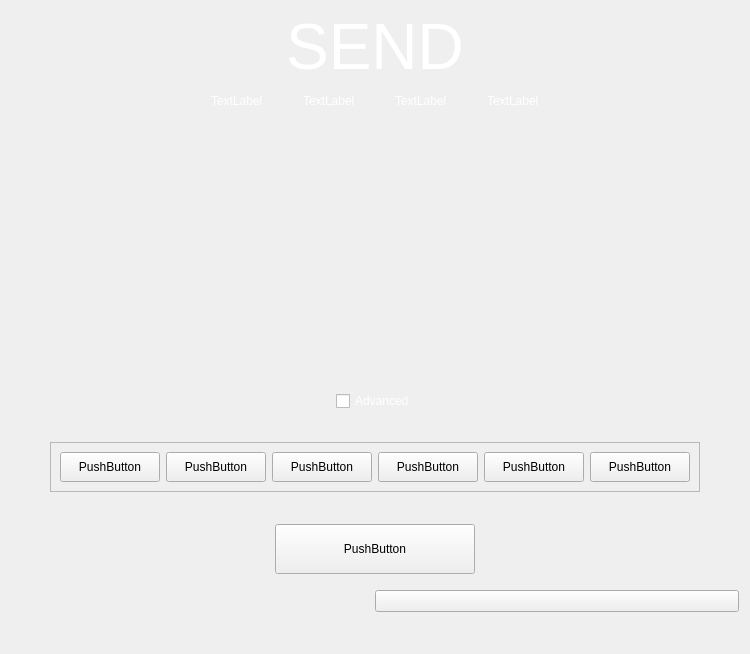
This is src/qt/forms/send.ui in eons-finance/ALQO as Qt 5 draws it before an edit. The edited form follows.
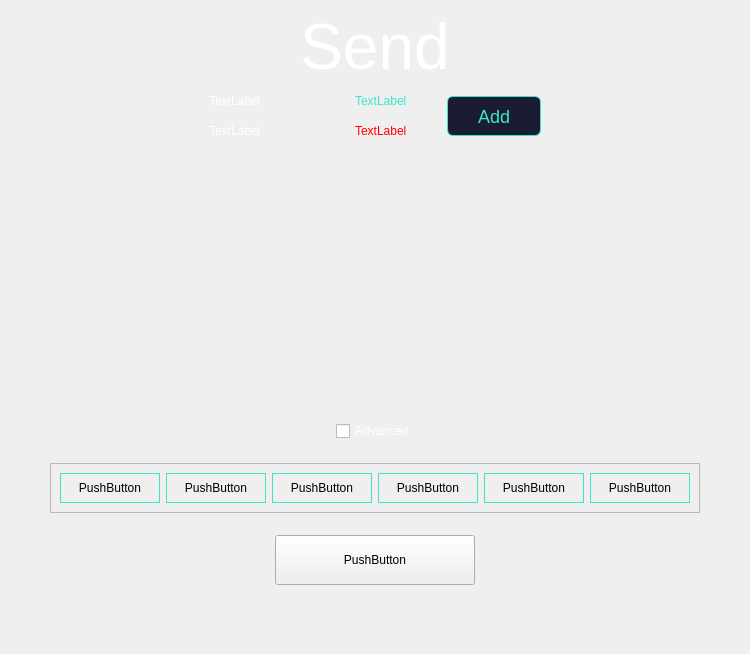
This is the edited form.

Commit message: polish the style and fix some bugs

The edit to the form file:
```diff
--- a/src/qt/forms/send.ui
+++ b/src/qt/forms/send.ui
@@ -13,7 +13,7 @@
   <property name="windowTitle">
    <string>Form</string>
   </property>
-  <layout class="QVBoxLayout" name="verticalLayout_3">
+  <layout class="QHBoxLayout" name="horizontalLayout_9">
    <item>
     <layout class="QVBoxLayout" name="verticalLayout_2">
      <item>
@@ -22,7 +22,7 @@
         <string notr="true">color:white;</string>
        </property>
        <property name="text">
-        <string>&lt;html&gt;&lt;head/&gt;&lt;body&gt;&lt;p align=&quot;center&quot;&gt;&lt;span style=&quot; font-size:48pt;&quot;&gt;SEND&lt;/span&gt;&lt;/p&gt;&lt;/body&gt;&lt;/html&gt;</string>
+        <string>&lt;html&gt;&lt;head/&gt;&lt;body&gt;&lt;p align=&quot;center&quot;&gt;&lt;span style=&quot; font-size:48pt;&quot;&gt;Send&lt;/span&gt;&lt;/p&gt;&lt;/body&gt;&lt;/html&gt;</string>
        </property>
       </widget>
      </item>
@@ -32,7 +32,7 @@
         <number>0</number>
        </property>
        <item>
-        <layout class="QHBoxLayout" name="horizontalLayout_6">
+        <layout class="QHBoxLayout" name="horizontalLayout_33">
          <item>
           <spacer name="horizontalSpacer_9">
            <property name="orientation">
@@ -40,12 +40,17 @@
            </property>
            <property name="sizeHint" stdset="0">
             <size>
-             <width>40</width>
+             <width>100</width>
              <height>20</height>
             </size>
            </property>
           </spacer>
          </item>
+         <item>
+          <layout class="QVBoxLayout" name="verticalLayout_3">
+           <property name="spacing">
+            <number>10</number>
+           </property>
          <item>
           <layout class="QHBoxLayout" name="horizontalLayout_8">
            <item>
@@ -64,7 +69,7 @@
               <enum>Qt::Horizontal</enum>
              </property>
              <property name="sizeType">
-              <enum>QSizePolicy::Preferred</enum>
+                <enum>QSizePolicy::Expanding</enum>
              </property>
              <property name="sizeHint" stdset="0">
               <size>
@@ -77,7 +82,7 @@
            <item>
             <widget class="QLabel" name="labelAmountSend">
              <property name="styleSheet">
-              <string notr="true">color:white;</string>
+                <string notr="true">color: #3de4cd;</string>
              </property>
              <property name="text">
               <string>TextLabel</string>
@@ -86,22 +91,6 @@
            </item>
           </layout>
          </item>
-         <item>
-          <spacer name="horizontalSpacer_15">
-           <property name="orientation">
-            <enum>Qt::Horizontal</enum>
-           </property>
-           <property name="sizeType">
-            <enum>QSizePolicy::Preferred</enum>
-           </property>
-           <property name="sizeHint" stdset="0">
-            <size>
-             <width>40</width>
-             <height>20</height>
-            </size>
-           </property>
-          </spacer>
-         </item>
          <item>
           <layout class="QHBoxLayout" name="horizontalLayout_7">
            <item>
@@ -120,7 +109,7 @@
               <enum>Qt::Horizontal</enum>
              </property>
              <property name="sizeType">
-              <enum>QSizePolicy::Preferred</enum>
+                <enum>QSizePolicy::Expanding</enum>
              </property>
              <property name="sizeHint" stdset="0">
               <size>
@@ -133,12 +122,14 @@
            <item>
             <widget class="QLabel" name="labelAmountRemaining">
              <property name="styleSheet">
-              <string notr="true">color:white;</string>
+                <string notr="true">color:  red;</string>
              </property>
              <property name="text">
               <string>TextLabel</string>
              </property>
             </widget>
+             </item>
+            </layout>
            </item>
           </layout>
          </item>
@@ -147,6 +138,9 @@
            <property name="orientation">
             <enum>Qt::Horizontal</enum>
            </property>
+           <property name="sizeType">
+            <enum>QSizePolicy::Minimum</enum>
+           </property>
            <property name="sizeHint" stdset="0">
             <size>
              <width>40</width>
@@ -155,10 +149,51 @@
            </property>
           </spacer>
          </item>
+         <item>
+          <widget class="QPushButton" name="pushButtonAddRecipient">
+           <property name="minimumSize">
+            <size>
+             <width>0</width>
+             <height>40</height>
+            </size>
+           </property>
+           <property name="styleSheet">
+            <string notr="true">QPushButton {
+color: #3de4cd;
+border: 1px solid #3de4cd;
+border-radius: 6px;
+background-color:  rgb(26, 29, 49);
+padding: 8px 30px;
+font-size: 18px;
+}
+QPushButton:hover{
+	color: #1a1d31;
+background-color: #3de4cd;
+}
+</string>
+           </property>
+           <property name="text">
+            <string>Add</string>
+           </property>
+          </widget>
+         </item>
+         <item>
+          <spacer name="horizontalSpacer_12">
+           <property name="orientation">
+            <enum>Qt::Horizontal</enum>
+           </property>
+           <property name="sizeHint" stdset="0">
+            <size>
+             <width>100</width>
+             <height>20</height>
+            </size>
+           </property>
+          </spacer>
+         </item>
         </layout>
        </item>
        <item>
-        <layout class="QHBoxLayout" name="horizontalLayout_9">
+        <layout class="QVBoxLayout" name="verticalLayout_4">
          <item>
           <widget class="QScrollArea" name="scrollArea">
            <property name="minimumSize">
@@ -332,6 +367,10 @@
                   <height>30</height>
                  </size>
                 </property>
+                <property name="styleSheet">
+                 <string notr="true">
+    border: 1px solid #3de4cd;</string>
+                </property>
                 <property name="text">
                  <string>PushButton</string>
                 </property>
@@ -351,6 +390,10 @@
                   <height>30</height>
                  </size>
                 </property>
+                <property name="styleSheet">
+                 <string notr="true">
+    border: 1px solid #3de4cd;</string>
+                </property>
                 <property name="text">
                  <string>PushButton</string>
                 </property>
@@ -370,6 +413,10 @@
                   <height>30</height>
                  </size>
                 </property>
+                <property name="styleSheet">
+                 <string notr="true">
+    border: 1px solid #3de4cd;</string>
+                </property>
                 <property name="text">
                  <string>PushButton</string>
                 </property>
@@ -389,6 +436,10 @@
                   <height>30</height>
                  </size>
                 </property>
+                <property name="styleSheet">
+                 <string notr="true">
+    border: 1px solid #3de4cd;</string>
+                </property>
                 <property name="text">
                  <string>PushButton</string>
                 </property>
@@ -411,6 +462,10 @@
                 <property name="layoutDirection">
                  <enum>Qt::RightToLeft</enum>
                 </property>
+                <property name="styleSheet">
+                 <string notr="true">
+    border: 1px solid #3de4cd;</string>
+                </property>
                 <property name="text">
                  <string>PushButton</string>
                 </property>
@@ -436,6 +491,10 @@
                   <height>16777215</height>
                  </size>
                 </property>
+                <property name="styleSheet">
+                 <string notr="true">
+    border: 1px solid #3de4cd;</string>
+                </property>
                 <property name="text">
                  <string>PushButton</string>
                 </property>
@@ -554,25 +613,6 @@
            </property>
           </spacer>
          </item>
-         <item>
-          <widget class="QPushButton" name="pushButtonAddRecipient">
-           <property name="sizePolicy">
-            <sizepolicy hsizetype="Expanding" vsizetype="Expanding">
-             <horstretch>0</horstretch>
-             <verstretch>0</verstretch>
-            </sizepolicy>
-           </property>
-           <property name="minimumSize">
-            <size>
-             <width>0</width>
-             <height>0</height>
-            </size>
-           </property>
-           <property name="text">
-            <string/>
-           </property>
-          </widget>
-         </item>
         </layout>
        </item>
        <item>
```
Lines whose indentation alone changed are shown as unchanged. The commit also changes 24 other files.
